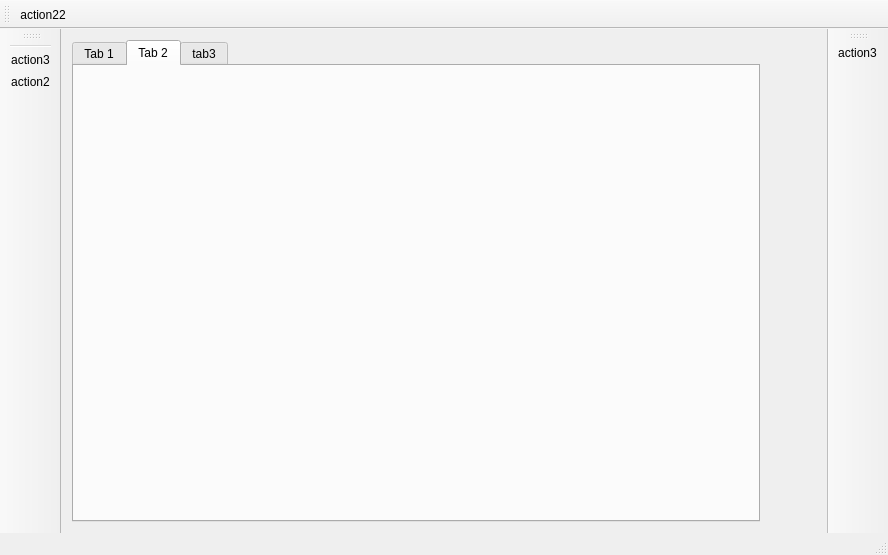
First picture: the form in FirstProject_Test/project/mainwindow.ui, repository ZhouChuanghua/Learn_QT, before the edit.
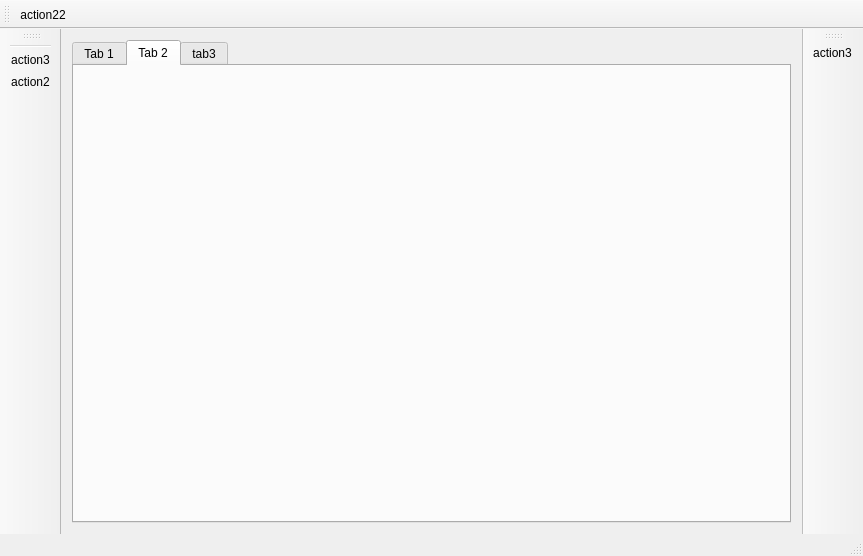
Second picture: the form after the edit. The open tabs and pages were chosen to show the change. Custom widgets are drawn as their Qt base class.

Commit message: 1. marker name 放到了左侧. 2. tab使用expanding策略.

Diff of the .ui file:
```diff
--- a/FirstProject_Test/project/mainwindow.ui
+++ b/FirstProject_Test/project/mainwindow.ui
@@ -9,8 +9,8 @@
    <rect>
     <x>0</x>
     <y>0</y>
-    <width>888</width>
-    <height>555</height>
+    <width>863</width>
+    <height>556</height>
    </rect>
   </property>
   <property name="sizePolicy">
@@ -40,16 +40,22 @@
    </size>
   </property>
   <widget class="QWidget" name="centralWidget">
+   <property name="sizePolicy">
+    <sizepolicy hsizetype="Expanding" vsizetype="Expanding">
+     <horstretch>0</horstretch>
+     <verstretch>0</verstretch>
+    </sizepolicy>
+   </property>
    <layout class="QFormLayout" name="formLayout">
-    <item row="0" column="0">
+    <item row="0" column="0" colspan="2">
      <widget class="QTabWidget" name="tabWidget">
       <property name="enabled">
        <bool>true</bool>
       </property>
       <property name="sizePolicy">
        <sizepolicy hsizetype="Expanding" vsizetype="Expanding">
-        <horstretch>0</horstretch>
-        <verstretch>0</verstretch>
+        <horstretch>5</horstretch>
+        <verstretch>5</verstretch>
        </sizepolicy>
       </property>
       <property name="minimumSize">
@@ -207,6 +213,12 @@
        </layout>
       </widget>
       <widget class="QWidget" name="tab_2">
+       <property name="sizePolicy">
+        <sizepolicy hsizetype="Expanding" vsizetype="Expanding">
+         <horstretch>0</horstretch>
+         <verstretch>0</verstretch>
+        </sizepolicy>
+       </property>
        <attribute name="title">
         <string>Tab 2</string>
        </attribute>
```
Left out of the diff: 10 changed lines with no effect on the pictures. The commit also changes 1 other file.
